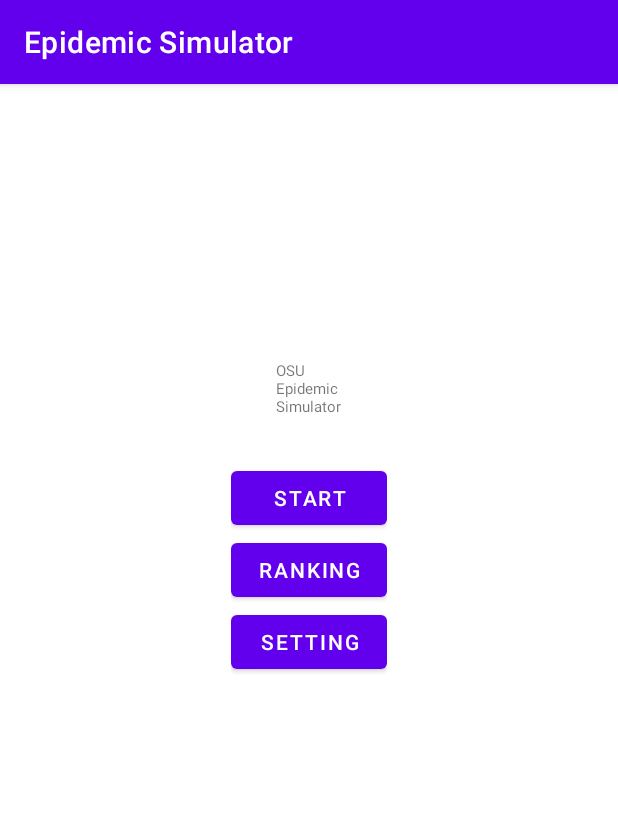
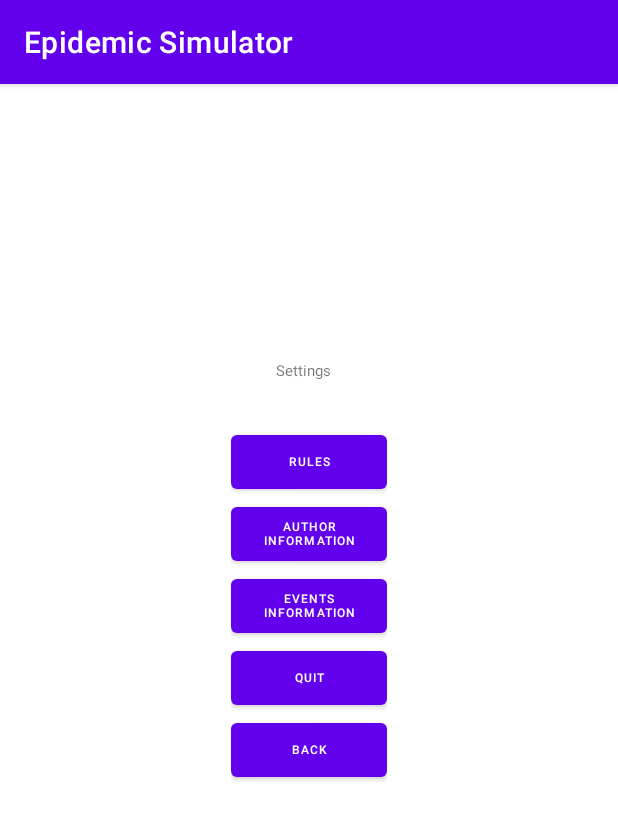
Before and after one commit to Yiyang-Qiu/5236EpidemicSimulator, an Android app: the screen it shows after launch (MenuActivity before the commit, SettingsActivity after it), after a tap on "SETTING", on a phone screen of 412 x 824 dp. Shown: the top 820 px of the screen. Run offline under Robolectric (Android 15) with nearby library versions, the phone set to English and light mode, and no system bars.

Commit message:
Setting buttons updated

```diff
--- a/app/src/main/AndroidManifest.xml
+++ b/app/src/main/AndroidManifest.xml
@@ -9,7 +9,9 @@
         android:roundIcon="@mipmap/ic_launcher_round"
         android:supportsRtl="true"
         android:theme="@style/Theme.EpidemicSimulator">
-
+        <activity
+            android:name=".SettingsActivity"
+            android:exported="false" />
         <activity
             android:name=".MenuActivity"
             android:exported="true">
@@ -19,12 +21,9 @@
                 <category android:name="android.intent.category.LAUNCHER" />
             </intent-filter>
         </activity>
-
         <activity
             android:name=".RegisterActivity"
-            android:exported="true">
-
-        </activity>
+            android:exported="true"></activity>
     </application>
 
 </manifest>
--- a/app/src/main/java/com/example/epidemicsimulator/MenuFragment.java
+++ b/app/src/main/java/com/example/epidemicsimulator/MenuFragment.java
@@ -96,6 +96,8 @@ public class MenuFragment extends Fragment {
         mSetButton.setOnClickListener(new View.OnClickListener(){
             @Override
             public void onClick(View view){
+                Intent intent2=new Intent(getActivity(),SettingsActivity.class);
+                startActivity(intent2);
 
             }});
 
--- /dev/null
+++ b/app/src/main/java/com/example/epidemicsimulator/SettingsActivity.java
@@ -0,0 +1,23 @@
+package com.example.epidemicsimulator;
+
+import androidx.appcompat.app.AppCompatActivity;
+import androidx.fragment.app.Fragment;
+import androidx.fragment.app.FragmentManager;
+
+import android.os.Bundle;
+
+public class SettingsActivity extends AppCompatActivity {
+
+    @Override
+    protected void onCreate(Bundle savedInstanceState) {
+        super.onCreate(savedInstanceState);
+        setContentView(R.layout.activity_settings);
+
+        FragmentManager fm= getSupportFragmentManager();
+        Fragment fragment=fm.findFragmentById(R.id.fragment_container2);
+        if(fragment==null){
+            fragment=new SettingsOptionsFragment();
+            fm.beginTransaction().add(R.id.fragment_container2,fragment).commit();
+        }
+    }
+}
--- /dev/null
+++ b/app/src/main/java/com/example/epidemicsimulator/SettingsOptionsFragment.java
@@ -0,0 +1,36 @@
+package com.example.epidemicsimulator;
+
+import android.os.Bundle;
+
+import androidx.fragment.app.Fragment;
+
+import android.view.LayoutInflater;
+import android.view.View;
+import android.view.ViewGroup;
+
+public class SettingsOptionsFragment extends Fragment {
+
+
+    public SettingsOptionsFragment() {
+        // Required empty public constructor
+    }
+
+
+    @Override
+    public void onCreate(Bundle savedInstanceState) {
+        super.onCreate(savedInstanceState);
+
+    }
+
+    @Override
+    public View onCreateView(LayoutInflater inflater, ViewGroup container,
+                             Bundle savedInstanceState) {
+        // Inflate the layout for this fragment
+        View v = inflater.inflate(R.layout.fragment_settings_options, container, false);
+
+
+
+
+        return v;
+    }
+}
--- /dev/null
+++ b/app/src/main/res/layout/activity_settings.xml
@@ -0,0 +1,12 @@
+<?xml version="1.0" encoding="utf-8"?>
+<FrameLayout xmlns:android="http://schemas.android.com/apk/res/android"
+    xmlns:app="http://schemas.android.com/apk/res-auto"
+    xmlns:tools="http://schemas.android.com/tools"
+    android:id="@+id/fragment_container2"
+    android:layout_width="match_parent"
+    android:layout_height="match_parent"
+    tools:context=".SettingsActivity">
+
+
+
+</FrameLayout>
--- /dev/null
+++ b/app/src/main/res/layout/fragment_settings_options.xml
@@ -0,0 +1,63 @@
+<?xml version="1.0" encoding="utf-8"?>
+<LinearLayout
+    xmlns:android="http://schemas.android.com/apk/res/android"
+    xmlns:tools="http://schemas.android.com/tools"
+    tools:context=".MenuFragment"
+    android:layout_height="match_parent"
+    android:layout_width="match_parent"
+    android:layout_margin="10dp"
+    android:layout_gravity="center"
+    android:orientation="vertical"
+    android:padding="144dp">
+
+    <TextView
+        android:id="@+id/settings_text"
+        android:layout_width="wrap_content"
+        android:layout_height="wrap_content"
+        android:text="@string/settings_title"
+        android:textSize="10dp"
+        android:padding="30dp"/>
+
+    <Button
+        android:id="@+id/rules_button"
+        android:layout_width="match_parent"
+        android:layout_height="wrap_content"
+        android:text="@string/rules_button"
+        android:layout_gravity="center_vertical"
+        android:textSize="8dp"
+        />
+    <Button
+        android:id="@+id/authors_button"
+        android:layout_width="match_parent"
+        android:layout_height="wrap_content"
+        android:text="@string/authors_button"
+        android:layout_gravity="center_vertical"
+        android:textSize="8dp"/>
+
+    <Button
+        android:id="@+id/events_button"
+        android:layout_width="match_parent"
+        android:layout_height="wrap_content"
+        android:text="@string/events_button"
+        android:layout_gravity="center_vertical"
+        android:textSize="8dp"/>
+
+    <Button
+        android:id="@+id/quit_button"
+        android:layout_width="match_parent"
+        android:layout_height="wrap_content"
+        android:text="@string/quit_button"
+        android:layout_gravity="center_vertical"
+        android:textSize="8dp"/>
+
+    <Button
+        android:id="@+id/back_button"
+        android:layout_width="match_parent"
+        android:layout_height="wrap_content"
+        android:text="@string/back_button"
+        android:layout_gravity="center_vertical"
+        android:textSize="8dp"/>
+
+
+
+</LinearLayout>
--- a/app/src/main/res/values/strings.xml
+++ b/app/src/main/res/values/strings.xml
@@ -9,4 +9,12 @@
     <string name="rank_button">Ranking</string>
     <string name="set_button">Setting</string>
     <string name="game_title">OSU Epidemic Simulator</string>
+
+    <string name="settings_title">Settings</string>
+    <string name="rules_button">Rules</string>
+    <string name="authors_button">Author Information</string>
+    <string name="events_button">Events Information</string>
+    <string name="quit_button">Quit</string>
+    <string name="back_button">Back</string>
+
 </resources>
```
